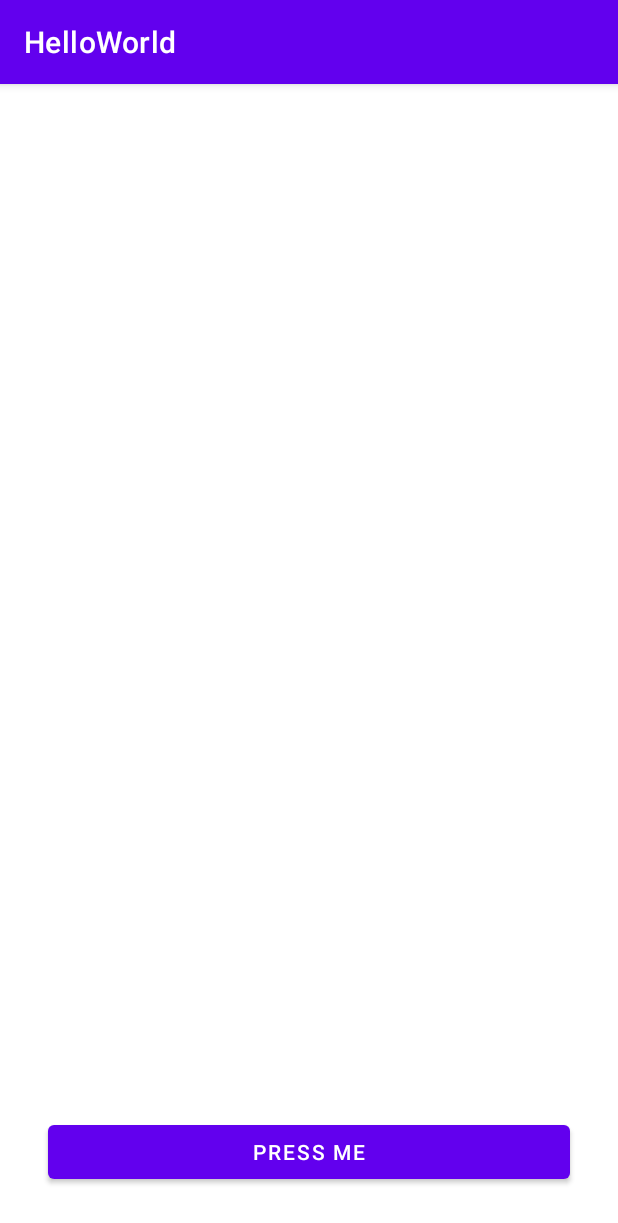
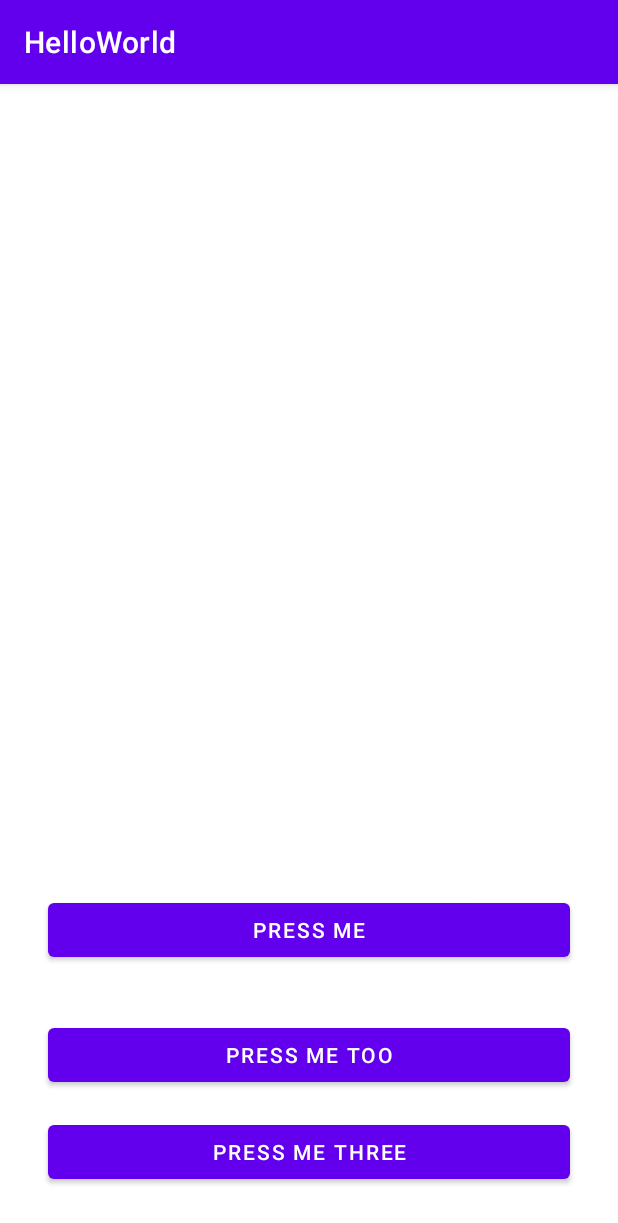
Before and after one commit to memoisaaclo/Codename-Codenames, an Android app: the screen it shows after launch (MainActivity), on a phone screen of 412 x 824 dp. Shown: the top 1223 px of the screen. Run offline under Robolectric (Android 15) with nearby library versions, the light colour scheme and no system bars.

Commit message:
Added buttons that change text size and color in Hello World

```diff
--- a/Experiments/Jimmy/HelloWorld/app/src/main/java/com/example/helloworld/MainActivity.java
+++ b/Experiments/Jimmy/HelloWorld/app/src/main/java/com/example/helloworld/MainActivity.java
@@ -2,6 +2,7 @@ package com.example.helloworld;
 
 import androidx.appcompat.app.AppCompatActivity;
 
+import android.graphics.Color;
 import android.os.Bundle;
 import android.view.View;
 import android.view.animation.AnimationUtils;
@@ -10,9 +11,13 @@ import android.widget.Button;
 import android.widget.TextView;
 import android.view.View.OnClickListener;
 
+import java.util.Random;
+
 public class MainActivity extends AppCompatActivity {
 
     private Button button;
+    private Button button2;
+    private Button button3;
 
     @Override
     protected void onCreate(Bundle savedInstanceState)
@@ -21,6 +26,12 @@ public class MainActivity extends AppCompatActivity {
         setContentView(R.layout.activity_main);
 
         button = findViewById(R.id.txtbutton);
+        button2 = findViewById(R.id.txtbutton2);
+        button3 = findViewById(R.id.txtbutton3);
+
+        Random rand = new Random();
+
+        final int[] rand_int = {(rand.nextInt(32)) + 16};
 
         button.setOnClickListener(new View.OnClickListener()
         {
@@ -34,5 +45,28 @@ public class MainActivity extends AppCompatActivity {
                 tv.setText("Hello World");
             }
         });
+
+        button2.setOnClickListener(new View.OnClickListener()
+        {
+            @Override
+            public void onClick(View view)
+            {
+                TextView tv = findViewById(R.id.txtview);
+                //Change color
+                tv.setTextColor(Color.parseColor("#FF0000"));
+            }
+        });
+
+        button3.setOnClickListener(new View.OnClickListener()
+        {
+            @Override
+            public void onClick(View view)
+            {
+                rand_int[0] = (rand.nextInt(32)) + 16;
+                TextView tv = findViewById(R.id.txtview);
+                //Change size
+                tv.setTextSize(rand_int[0]);
+            }
+        });
     }
 }
--- a/Experiments/Jimmy/HelloWorld/app/src/main/res/layout/activity_main.xml
+++ b/Experiments/Jimmy/HelloWorld/app/src/main/res/layout/activity_main.xml
@@ -24,10 +24,42 @@
         android:layout_height="wrap_content"
         android:layout_marginStart="32dp"
         android:layout_marginEnd="32dp"
-        android:layout_marginBottom="32dp"
+        android:layout_marginBottom="180dp"
         android:text="PRESS ME"
         app:layout_constraintBottom_toBottomOf="parent"
         app:layout_constraintEnd_toEndOf="parent"
+        app:layout_constraintHorizontal_bias="0.0"
         app:layout_constraintStart_toStartOf="parent" />
 
+    <Button
+        android:id="@+id/txtbutton2"
+        android:layout_width="0dp"
+        android:layout_height="wrap_content"
+        android:layout_marginStart="32dp"
+        android:layout_marginTop="16dp"
+        android:layout_marginEnd="32dp"
+        android:layout_marginBottom="32dp"
+        android:text="PRESS ME TOO"
+        app:layout_constraintBottom_toBottomOf="parent"
+        app:layout_constraintEnd_toEndOf="parent"
+        app:layout_constraintHorizontal_bias="0.0"
+        app:layout_constraintStart_toStartOf="parent"
+        app:layout_constraintTop_toBottomOf="@+id/txtbutton"
+        app:layout_constraintVertical_bias="0.228" />
+
+    <Button
+        android:id="@+id/txtbutton3"
+        android:layout_width="0dp"
+        android:layout_height="wrap_content"
+        android:layout_marginStart="32dp"
+        android:layout_marginEnd="32dp"
+        android:layout_marginBottom="32dp"
+        android:text="PRESS ME THREE"
+        app:layout_constraintBottom_toBottomOf="parent"
+        app:layout_constraintEnd_toEndOf="parent"
+        app:layout_constraintHorizontal_bias="0.0"
+        app:layout_constraintStart_toStartOf="parent"
+        app:layout_constraintTop_toBottomOf="@+id/txtbutton2"
+        app:layout_constraintVertical_bias="1.0" />
+
 </androidx.constraintlayout.widget.ConstraintLayout>
```
